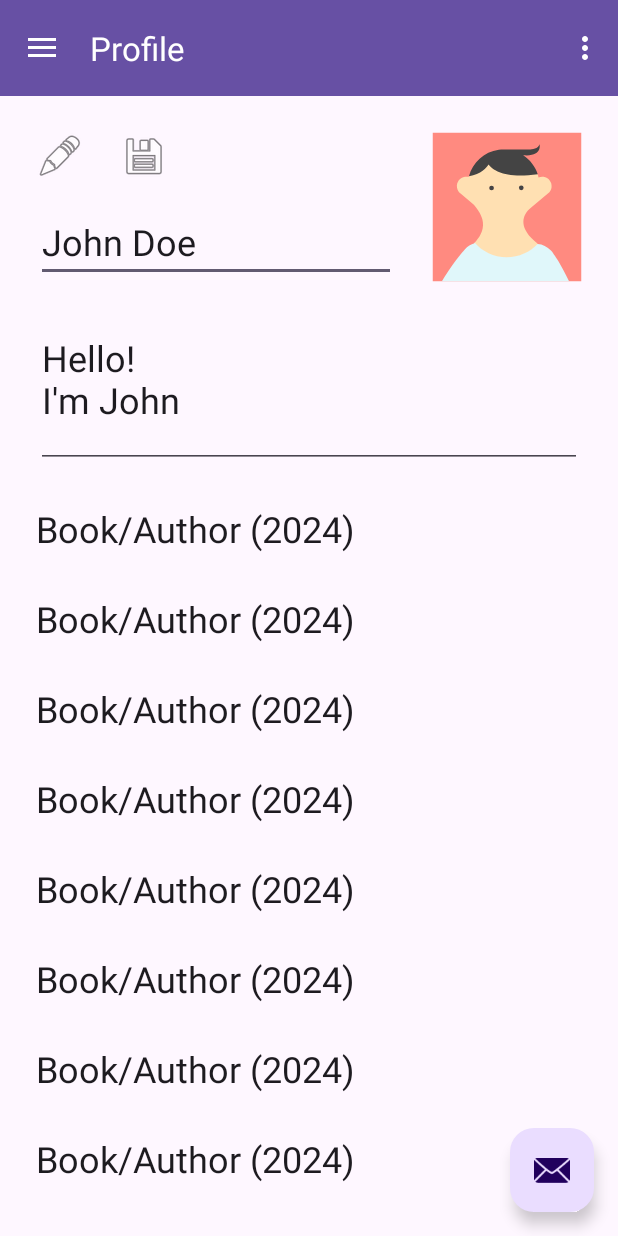
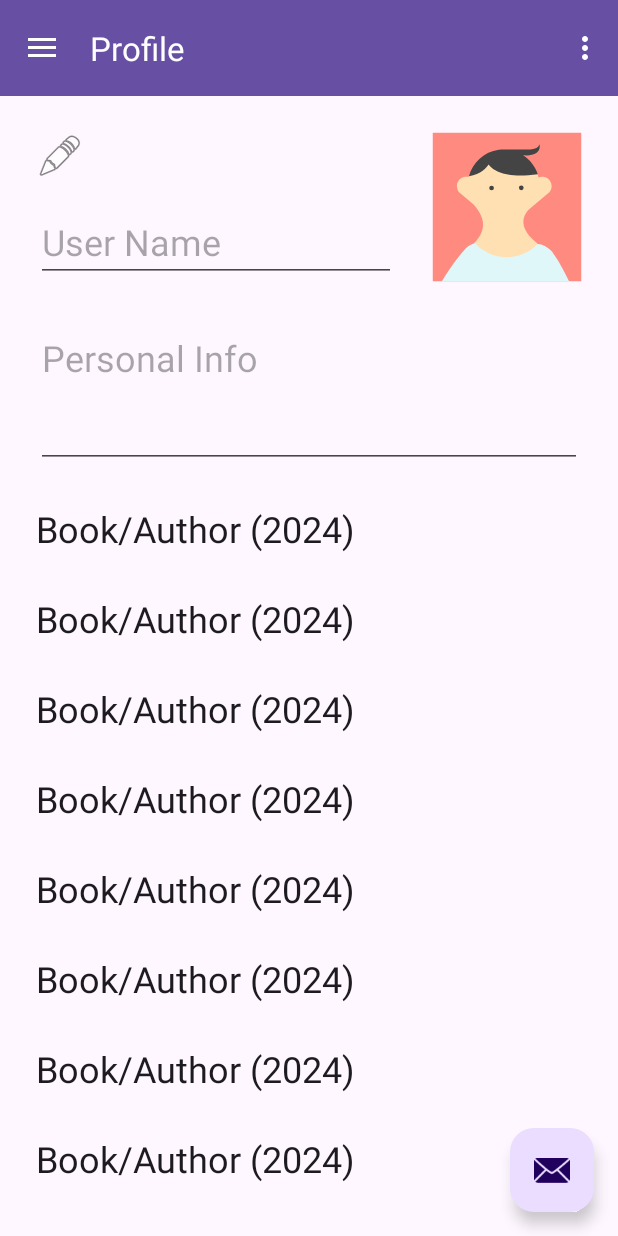
Before and after one commit to IThror10/bookTinder, an Android app: the MainActivity screen opened directly, with no data from a screen before it, on a phone screen of 412 x 824 dp. Run offline under Robolectric (Android 15) with nearby library versions, the phone set to English and light mode, and no system bars; our stand-ins replace RxJava, navigation-ui; 3 statements that could not run were skipped.

Commit message:
Update user profile

```diff
--- a/Binder/app/src/main/java/com/example/binder/UserInfo.kt
+++ /dev/null
@@ -1,3 +0,0 @@
-package com.example.binder
-
-var userToken: String? = null
--- a/Binder/app/src/main/java/com/example/binder/login/LoginActivity.kt
+++ b/Binder/app/src/main/java/com/example/binder/login/LoginActivity.kt
@@ -11,6 +11,7 @@ import com.example.binder.MainActivity
 import com.example.binder.R
 import com.example.binder.api.LoginUserReq
 import com.example.binder.app.BinderApplication
+import com.example.binder.currentUser
 import com.example.binder.register.NewUserActivity
 import com.example.binder.userToken
 import io.reactivex.android.schedulers.AndroidSchedulers
@@ -40,6 +41,7 @@ class LoginActivity : AppCompatActivity() {
                 .subscribe({
                     val intent = Intent(this, MainActivity::class.java)
                     userToken = it.jsonAuth
+                    currentUser = it.userData
                     startActivity(intent)
                     finish()
                 }, { ErrorUtils.showMessage(it, this) })
--- a/Binder/app/src/main/java/com/example/binder/ui/profile/ProfileFragment.kt
+++ b/Binder/app/src/main/java/com/example/binder/ui/profile/ProfileFragment.kt
@@ -1,17 +1,26 @@
 package com.example.binder.ui.profile
 
+import android.annotation.SuppressLint
 import android.os.Bundle
 import android.view.LayoutInflater
 import android.view.View
 import android.view.ViewGroup
 import android.widget.EditText
+import android.widget.ImageView
+import androidx.core.view.isVisible
 import androidx.fragment.app.Fragment
 import androidx.recyclerview.widget.LinearLayoutManager
 import androidx.recyclerview.widget.RecyclerView
+import com.example.binder.ErrorUtils
+import com.example.binder.api.UpdateUserRequest
+import com.example.binder.app.BinderApplication
+import com.example.binder.currentUser
 import com.example.binder.databinding.FragmentProfileBinding
-import com.example.binder.model.Book
-import com.example.binder.model.Profile
+import com.example.binder.bearer
 import com.example.binder.ui.rv.BookAdapter
+import com.example.binder.userBooks
+import io.reactivex.android.schedulers.AndroidSchedulers
+import io.reactivex.schedulers.Schedulers
 
 class ProfileFragment : Fragment() {
 
@@ -26,29 +35,10 @@ class ProfileFragment : Fragment() {
     private lateinit var profileName: EditText
     private lateinit var profilePersonal: EditText
 
-    var profile = Profile("John Doe", "Hello!\nI'm John", listOf(
-        Book("Author", "Book", 2024),
-        Book("Author", "Book", 2024),
-        Book("Author", "Book", 2024),
-        Book("Author", "Book", 2024),
-        Book("Author", "Book", 2024),
-        Book("Author", "Book", 2024),
-        Book("Author", "Book", 2024),
-        Book("Author", "Book", 2024),
-        Book("Author", "Book", 2024),
-        Book("Author", "Book", 2024),
-        Book("Author", "Book", 2024),
-        Book("Author", "Book", 2024),
-        Book("Author", "Book", 2024),
-        Book("Author", "Book", 2024),
-        Book("Author", "Book", 2024),
-        Book("Author", "Book", 2024),
-        Book("Author", "Book", 2024),
-        Book("Author", "Book", 2024),
-        Book("Author", "Book", 2024),
-        Book("Author", "Book", 2024)
-    ))
+    private lateinit var editIcon: ImageView
+    private lateinit var saveIcon: ImageView
 
+    @SuppressLint("CheckResult")
     override fun onCreateView(
         inflater: LayoutInflater,
         container: ViewGroup?,
@@ -62,18 +52,47 @@ class ProfileFragment : Fragment() {
         profileName = binding.profileName
         profilePersonal = binding.profilePersonalInfo
 
+        editIcon = binding.profileEditIcon
+        saveIcon = binding.profileSaveIcon
+
+        saveIcon.setVisible(false)
+
         // Editable false
-        profileName.keyListener = null
-        profilePersonal.keyListener = null
 
+        profileName.setEditable(false)
+        profilePersonal.setEditable(false)
+
+        editIcon.setOnClickListener {
+            editIcon.setVisible(false)
+            saveIcon.setVisible(true)
+            profileName.setEditable(true)
+            profilePersonal.setEditable(true)
+        }
+        saveIcon.setOnClickListener {
+            if (profileName.text.isBlank()) return@setOnClickListener
+            val name = profileName.text.toString()
+            val personal = profilePersonal.text.toString()
+            saveIcon.setVisible(false)
+            editIcon.setVisible(true)
+            profileName.setEditable(false)
+            profilePersonal.setEditable(false)
+            val req = UpdateUserRequest(personal, name)
+            BinderApplication.instance.binderApi.updateUser(bearer(), req)
+                .subscribeOn(Schedulers.io())
+                .observeOn(AndroidSchedulers.mainThread())
+                .subscribe({
+                    currentUser = it
+                    updateUI()
+                }, { ErrorUtils.showMessage(it, this.requireContext()) })
+        }
         updateUI()
         return root
     }
 
-    fun updateUI() {
-        profileName.setText(profile.name)
-        profilePersonal.setText(profile.personal)
-        bookAdapter.setData(profile.books)
+    private fun updateUI() {
+        profileName.setText(currentUser.name)
+        profilePersonal.setText(currentUser.personal)
+        bookAdapter.setData(userBooks)
         bookRV.layoutManager = LinearLayoutManager(context)
         bookRV.adapter = bookAdapter
     }
@@ -83,3 +102,15 @@ class ProfileFragment : Fragment() {
         _binding = null
     }
 }
+
+fun EditText.setEditable(editable: Boolean) {
+    this.isClickable = editable
+    this.isFocusable = editable
+    this.isCursorVisible = editable
+    this.isFocusableInTouchMode = editable
+}
+
+fun ImageView.setVisible(visible: Boolean) {
+    this.isClickable = visible
+    this.isVisible = visible
+}
--- a/Binder/app/src/main/res/values/strings.xml
+++ b/Binder/app/src/main/res/values/strings.xml
@@ -6,8 +6,8 @@
     <string name="title_activity_main">MainActivity</string>
     <string name="navigation_drawer_open">Open navigation drawer</string>
     <string name="navigation_drawer_close">Close navigation drawer</string>
-    <string name="nav_header_title">Android Studio</string>
-    <string name="nav_header_subtitle">android.studio@android.com</string>
+    <string name="nav_header_title">Binder</string>
+    <string name="nav_header_subtitle">Connecting people</string>
     <string name="nav_header_desc">Navigation header</string>
     <string name="action_settings">Settings</string>
 
```
Also changed, not shown: Binder/app/src/main/java/com/example/binder/Session.kt (added, +47 -0 lines), Binder/app/src/main/java/com/example/binder/api/BinderAPI.kt (+18 -0 lines).
